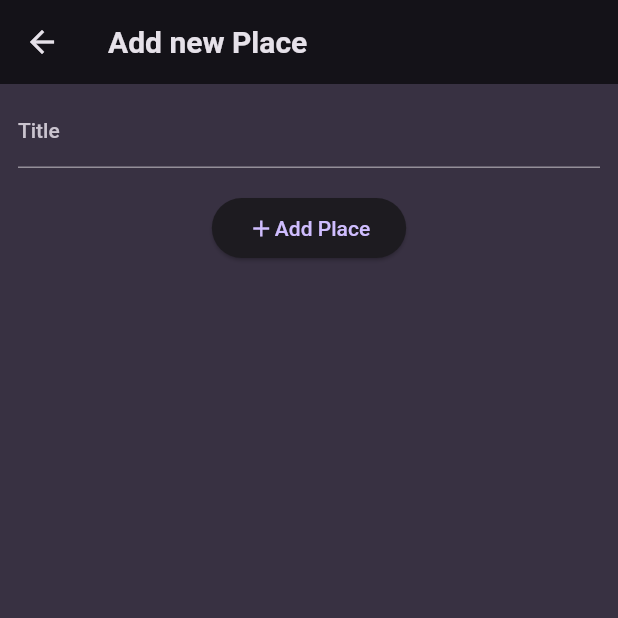
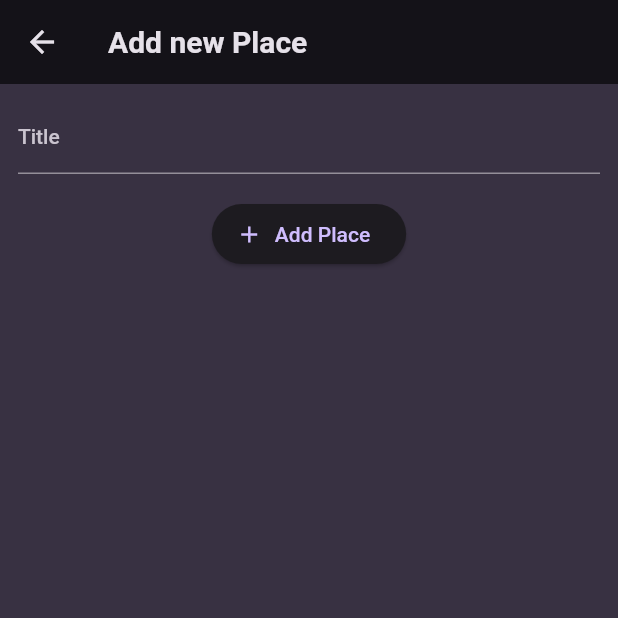
Before and after one commit to jpenna/udemy_flutter, a Flutter app: the screen it shows after launch, after a tap on the "add" icon, on a phone screen of 412 x 824 dp, the top half of it. Run offline on Flutter 3.47's test engine with Material 2 defaults, Android fonts, the phone set to English and light mode, and no system bars; our stand-ins replace flutter_riverpod, google_fonts.

Commit message:
challenge solution

```diff
--- a/lib/main.dart
+++ b/lib/main.dart
@@ -1,8 +1,8 @@
-import 'package:first_app/screens/places_list.dart';
 import 'package:flutter/material.dart';
 import 'package:flutter_riverpod/flutter_riverpod.dart';
+import 'package:google_fonts/google_fonts.dart';
 
-import 'package:google_fonts/google_fonts.dart';
+import 'package:favorite_places/screens/places.dart';
 
 final colorScheme = ColorScheme.fromSeed(
   brightness: Brightness.dark,
@@ -34,14 +34,14 @@ void main() {
 }
 
 class MyApp extends StatelessWidget {
-  const MyApp({Key? key}) : super(key: key);
+  const MyApp({super.key});
 
   @override
   Widget build(BuildContext context) {
     return MaterialApp(
       title: 'Great Places',
       theme: theme,
-      home: const PlacesListScreen(),
+      home: const PlacesScreen(),
     );
   }
 }
--- a/lib/models/place.dart
+++ b/lib/models/place.dart
@@ -3,8 +3,8 @@ import 'package:uuid/uuid.dart';
 const uuid = Uuid();
 
 class Place {
+  Place({required this.title}) : id = uuid.v4();
+
   final String id;
   final String title;
-
-  Place({required this.title}) : id = uuid.v4();
 }
--- a/lib/providers/places_list_provider.dart
+++ /dev/null
@@ -1,15 +0,0 @@
-import 'package:first_app/models/place.dart';
-import 'package:flutter_riverpod/flutter_riverpod.dart';
-
-class PlacesListNotifier extends StateNotifier<List<Place>> {
-  PlacesListNotifier() : super(const []);
-
-  void addPlace(Place place) {
-    state = [...state, place];
-  }
-}
-
-final placesListProvider =
-    StateNotifierProvider.autoDispose<PlacesListNotifier, List<Place>>((ref) {
-  return PlacesListNotifier();
-});
--- /dev/null
+++ b/lib/providers/user_places.dart
@@ -0,0 +1,17 @@
+import 'package:flutter_riverpod/flutter_riverpod.dart';
+
+import 'package:favorite_places/models/place.dart';
+
+class UserPlacesNotifier extends StateNotifier<List<Place>> {
+  UserPlacesNotifier() : super(const []);
+
+  void addPlace(String title) {
+    final newPlace = Place(title: title);
+    state = [newPlace, ...state];
+  }
+}
+
+final userPlacesProvider =
+    StateNotifierProvider<UserPlacesNotifier, List<Place>>(
+  (ref) => UserPlacesNotifier(),
+);
--- a/lib/screens/add_place.dart
+++ b/lib/screens/add_place.dart
@@ -1,33 +1,36 @@
-import 'package:first_app/models/place.dart';
-import 'package:first_app/providers/places_list_provider.dart';
 import 'package:flutter/material.dart';
-import 'package:flutter/services.dart';
 import 'package:flutter_riverpod/flutter_riverpod.dart';
+
+import 'package:favorite_places/providers/user_places.dart';
 
 class AddPlaceScreen extends ConsumerStatefulWidget {
   const AddPlaceScreen({super.key});
 
   @override
-  ConsumerState<AddPlaceScreen> createState() => _AddPlaceScreenState();
+  ConsumerState<AddPlaceScreen> createState() {
+    return _AddPlaceScreenState();
+  }
 }
 
 class _AddPlaceScreenState extends ConsumerState<AddPlaceScreen> {
-  final GlobalKey<FormState> _formKey = GlobalKey<FormState>();
-  String? _placeName;
+  final _titleController = TextEditingController();
 
-  void _onBack(context) {
-    Navigator.pop(context);
-  }
+  void _savePlace() {
+    final enteredTitle = _titleController.text;
 
-  void _onSubmit() {
-    _formKey.currentState!.save();
-
-    if (_placeName == null || _placeName!.isEmpty) {
+    if (enteredTitle.isEmpty) {
       return;
     }
 
-    ref.read(placesListProvider.notifier).addPlace(Place(title: _placeName!));
-    Navigator.pop(context);
+    ref.read(userPlacesProvider.notifier).addPlace(enteredTitle);
+
+    Navigator.of(context).pop();
+  }
+
+  @override
+  void dispose() {
+    _titleController.dispose();
+    super.dispose();
   }
 
   @override
@@ -35,62 +38,25 @@ class _AddPlaceScreenState extends ConsumerState<AddPlaceScreen> {
     return Scaffold(
       appBar: AppBar(
         title: const Text('Add new Place'),
-        // automaticallyImplyLeading: true,
-        leading: Builder(
-          builder: (context) => BackButton(
-            onPressed: () {
-              _onBack(context);
-            },
-          ),
-        ),
       ),
       body: SingleChildScrollView(
-        child: Form(
-          key: _formKey,
-          child: Container(
-            padding: const EdgeInsets.symmetric(vertical: 8, horizontal: 12),
-            child: Column(
-              crossAxisAlignment: CrossAxisAlignment.start,
-              children: <Widget>[
-                TextFormField(
-                  style: TextStyle(
-                    decorationThickness: 0,
-                    color: Theme.of(context).colorScheme.onBackground,
-                  ),
-                  decoration: const InputDecoration(
-                    labelText: 'Title',
-                  ),
-                  onSaved: (newValue) {
-                    _placeName = newValue;
-                  },
-                  validator: (String? value) {
-                    if (value == null || value.isEmpty) {
-                      return 'Please enter the place name';
-                    }
-                    return null;
-                  },
-                ),
-                Padding(
-                  padding: const EdgeInsets.symmetric(vertical: 16.0),
-                  child: Center(
-                    child: ElevatedButton(
-                      onPressed: () {
-                        // Validate will return true if the form is valid, or false if
-                        // the form is invalid.
-                        if (_formKey.currentState!.validate()) {
-                          _onSubmit();
-                        }
-                      },
-                      child: const Row(
-                        mainAxisSize: MainAxisSize.min,
-                        children: [Icon(Icons.add), Text('Add Place')],
-                      ),
-                    ),
-                  ),
-                ),
-              ],
+        padding: const EdgeInsets.all(12),
+        child: Column(
+          children: [
+            TextField(
+              decoration: const InputDecoration(labelText: 'Title'),
+              controller: _titleController,
+              style: TextStyle(
+                color: Theme.of(context).colorScheme.onBackground,
+              ),
             ),
-          ),
+            const SizedBox(height: 16),
+            ElevatedButton.icon(
+              onPressed: _savePlace,
+              icon: const Icon(Icons.add),
+              label: const Text('Add Place'),
+            ),
+          ],
         ),
       ),
     );
--- /dev/null
+++ b/lib/screens/places.dart
@@ -0,0 +1,36 @@
+import 'package:flutter/material.dart';
+import 'package:flutter_riverpod/flutter_riverpod.dart';
+
+import 'package:favorite_places/screens/add_place.dart';
+import 'package:favorite_places/widgets/places_list.dart';
+import 'package:favorite_places/providers/user_places.dart';
+
+class PlacesScreen extends ConsumerWidget {
+  const PlacesScreen({super.key});
+
+  @override
+  Widget build(BuildContext context, WidgetRef ref) {
+    final userPlaces = ref.watch(userPlacesProvider);
+
+    return Scaffold(
+      appBar: AppBar(
+        title: const Text('Your Places'),
+        actions: [
+          IconButton(
+            icon: const Icon(Icons.add),
+            onPressed: () {
+              Navigator.of(context).push(
+                MaterialPageRoute(
+                  builder: (ctx) => const AddPlaceScreen(),
+                ),
+              );
+            },
+          ),
+        ],
+      ),
+      body: PlacesList(
+        places: userPlaces,
+      ),
+    );
+  }
+}
--- a/lib/screens/places_list.dart
+++ /dev/null
@@ -1,66 +0,0 @@
-import 'package:first_app/models/place.dart';
-import 'package:first_app/providers/places_list_provider.dart';
-import 'package:first_app/screens/add_place.dart';
-import 'package:first_app/screens/place_details.dart';
-import 'package:flutter/material.dart';
-import 'package:flutter_riverpod/flutter_riverpod.dart';
-
-class PlacesListScreen extends ConsumerWidget {
-  const PlacesListScreen({super.key});
-
-  void _onAddNewPlace(BuildContext context) {
-    Navigator.push(
-      context,
-      MaterialPageRoute(
-        builder: (context) => const AddPlaceScreen(),
-      ),
-    );
-  }
-
-  void _openDetailsScreen(BuildContext context, Place place) {
-    Navigator.of(context).push(
-        MaterialPageRoute(builder: (context) => PlaceDetailsScreen(place)));
-  }
-
-  @override
-  Widget build(BuildContext context, WidgetRef ref) {
-    final List<Place> placesList = ref.watch(placesListProvider);
-
-    final content = placesList.isEmpty
-        ? Center(
-            child: Text(
-              'No places added yet.',
-              style: Theme.of(context).textTheme.bodyLarge!.copyWith(
-                    color: Theme.of(context).colorScheme.onBackground,
-                  ),
-            ),
-          )
-        : ListView.builder(
-            itemCount: placesList.length,
-            itemBuilder: (context, index) => ListTile(
-              onTap: () {
-                _openDetailsScreen(context, placesList[index]);
-              },
-              title: Text(
-                placesList[index].title,
-                style: Theme.of(context).textTheme.titleMedium!.copyWith(
-                      color: Theme.of(context).colorScheme.onBackground,
-                    ),
-              ),
-            ),
-          );
-
-    return Scaffold(
-      appBar: AppBar(
-        title: const Text('Your Places'),
-        actions: [
-          IconButton(
-            onPressed: () => _onAddNewPlace(context),
-            icon: const Icon(Icons.add),
-          ),
-        ],
-      ),
-      body: content,
-    );
-  }
-}
--- /dev/null
+++ b/lib/widgets/places_list.dart
@@ -0,0 +1,43 @@
+import 'package:favorite_places/screens/place_detail.dart';
+import 'package:flutter/material.dart';
+
+import 'package:favorite_places/models/place.dart';
+
+class PlacesList extends StatelessWidget {
+  const PlacesList({super.key, required this.places});
+
+  final List<Place> places;
+
+  @override
+  Widget build(BuildContext context) {
+    if (places.isEmpty) {
+      return Center(
+        child: Text(
+          'No places added yet',
+          style: Theme.of(context).textTheme.bodyLarge!.copyWith(
+                color: Theme.of(context).colorScheme.onBackground,
+              ),
+        ),
+      );
+    }
+
+    return ListView.builder(
+      itemCount: places.length,
+      itemBuilder: (ctx, index) => ListTile(
+        title: Text(
+          places[index].title,
+          style: Theme.of(context).textTheme.titleMedium!.copyWith(
+                color: Theme.of(context).colorScheme.onBackground,
+              ),
+        ),
+        onTap: () {
+          Navigator.of(context).push(
+            MaterialPageRoute(
+              builder: (ctx) => PlaceDetailScreen(place: places[index]),
+            ),
+          );
+        },
+      ),
+    );
+  }
+}
--- a/pubspec.yaml
+++ b/pubspec.yaml
@@ -1,4 +1,4 @@
-name: first_app
+name: favorite_places
 description: A new Flutter project.
 # The following line prevents the package from being accidentally published to
 # pub.dev using `flutter pub publish`. This is preferred for private packages.
```
Also changed, not shown: lib/screens/place_detail.dart (renamed from lib/screens/place_details.dart, +8 -5 lines).
